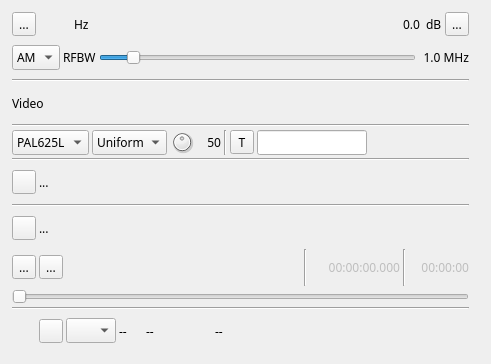
The window that plugins/channeltx/modatv/atvmodgui.ui (f4exb/sdrangel) describes before a commit, drawn with Qt 5.
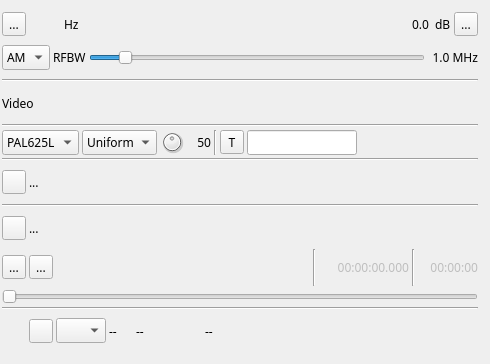
The same window after the commit. Icons and pictures are not drawn. Custom widgets are drawn as their Qt base class.

Diff of the .ui file:
```diff
--- a/plugins/channeltx/modatv/atvmodgui.ui
+++ b/plugins/channeltx/modatv/atvmodgui.ui
@@ -6,19 +6,19 @@
    <rect>
     <x>0</x>
     <y>0</y>
-    <width>491</width>
+    <width>490</width>
     <height>364</height>
    </rect>
   </property>
   <property name="sizePolicy">
-   <sizepolicy hsizetype="MinimumExpanding" vsizetype="Preferred">
+   <sizepolicy hsizetype="Minimum" vsizetype="Preferred">
     <horstretch>0</horstretch>
     <verstretch>0</verstretch>
    </sizepolicy>
   </property>
   <property name="minimumSize">
    <size>
-    <width>0</width>
+    <width>490</width>
     <height>0</height>
    </size>
   </property>
@@ -37,15 +37,15 @@
   <widget class="QWidget" name="settingsContainer" native="true">
    <property name="geometry">
     <rect>
-     <x>10</x>
+     <x>0</x>
      <y>10</y>
-     <width>461</width>
+     <width>480</width>
      <height>341</height>
     </rect>
    </property>
    <property name="minimumSize">
     <size>
-     <width>360</width>
+     <width>480</width>
      <height>0</height>
     </size>
    </property>
```
Left out of the diff: 5 changed lines with no effect on the pictures.
